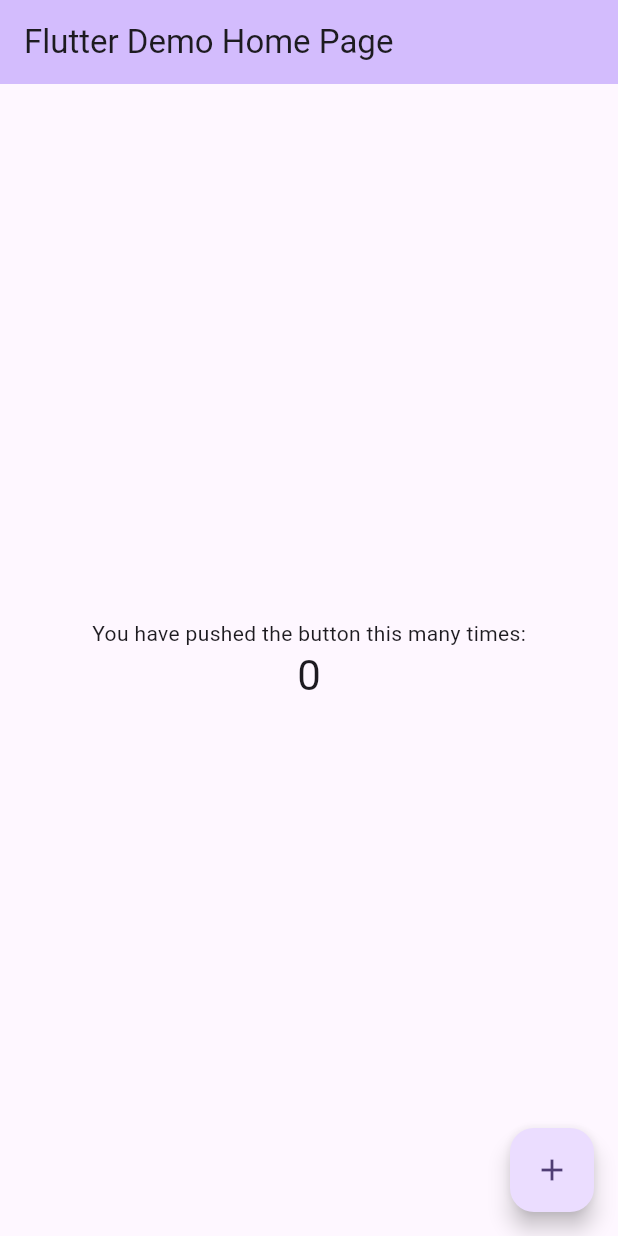
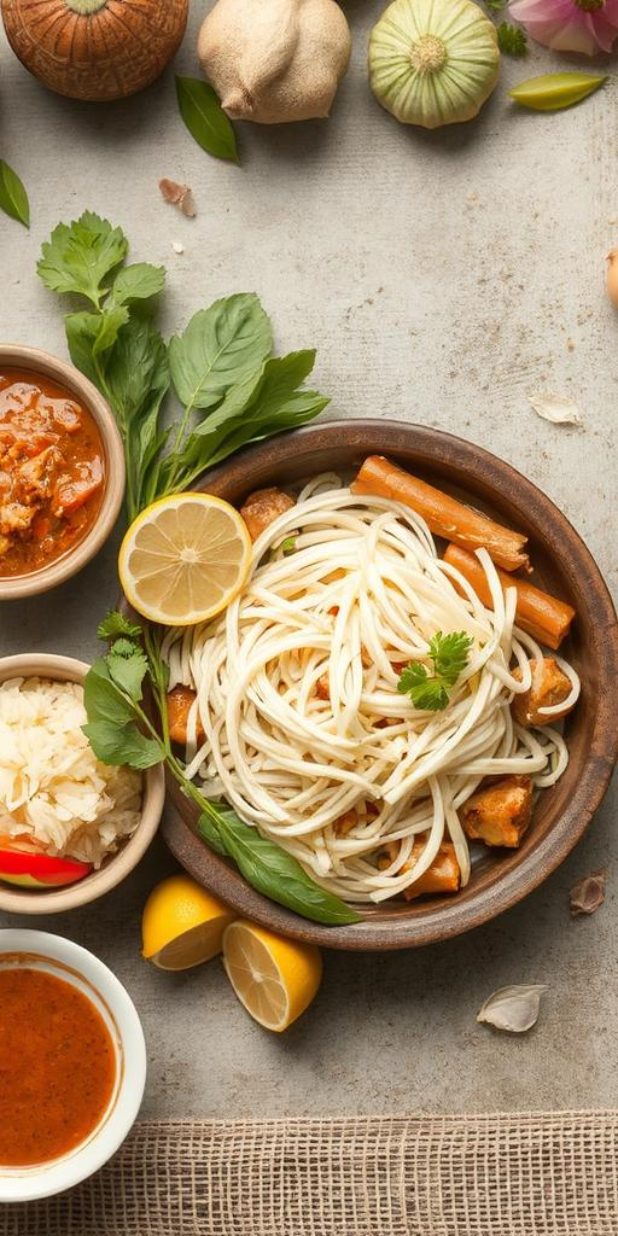
Before and after one commit to Khanthamalee/recipe-app, a Flutter app: the first screen one second after launch, on a phone screen of 412 x 824 dp. Run offline on Flutter 3.47's test engine with Material 3 defaults, Android fonts, the phone set to English and light mode, and no system bars; our stand-ins replace flutter_bloc.

Commit message:
Splash page

```diff
--- /dev/null
+++ b/lib/common/helper/navigation/app_navigation.dart
@@ -0,0 +1,19 @@
+import 'package:flutter/material.dart';
+
+class AppNavigation {
+  static void pushReplacemant(BuildContext context, Widget widget) {
+    Navigator.pushReplacement(
+        context, MaterialPageRoute(builder: (contect) => widget));
+  }
+
+  static void push(BuildContext context, Widget widget) {
+    Navigator.push(context, MaterialPageRoute(builder: (contect) => widget));
+  }
+
+  static void pushAndRemove(BuildContext context, Widget widget) {
+    Navigator.pushAndRemoveUntil(
+        context,
+        MaterialPageRoute(builder: (contect) => widget),
+        (Route<dynamic> route) => false);
+  }
+}
--- /dev/null
+++ b/lib/core/configs/assets/app_images.dart
@@ -0,0 +1,11 @@
+class AppImages {
+  static final mainpath = 'assets/';
+  static final splash = 'bg/splash.png';
+  static final logo = 'bg/logo.png';
+  static final bg = 'bg/bg.png';
+}
+
+String imagepath(String image) {
+  String imagereturned = 'assets/$image';
+  return imagereturned;
+}
--- /dev/null
+++ b/lib/core/configs/theme/app_bar_app.dart
@@ -0,0 +1,6 @@
+import 'app_colors.dart';
+import 'package:flutter/material.dart';
+
+class AppBarApp {
+  static final appbar = AppBar();
+}
--- /dev/null
+++ b/lib/core/configs/theme/app_colors.dart
@@ -0,0 +1,8 @@
+import 'package:flutter/material.dart';
+
+class AppColors {
+  static final primary = Color(0xff231f14);
+  static final secondary = Color(0xff3b3831);
+  static final thirdary = Color(0xffcecdcb);
+  static final forthdary = Color(0xfff96f4a);
+}
--- /dev/null
+++ b/lib/core/configs/theme/app_theme.dart
@@ -0,0 +1,32 @@
+import 'package:flutter/material.dart';
+import 'package:recipeapp/core/configs/theme/app_colors.dart';
+
+class AppTheme {
+  static final apptheme = ThemeData(
+      primaryColor: AppColors.secondary,
+      scaffoldBackgroundColor: AppColors.primary,
+      brightness: Brightness.dark,
+      snackBarTheme: SnackBarThemeData(
+          backgroundColor: AppColors.secondary,
+          contentTextStyle: TextStyle(color: AppColors.thirdary)),
+      inputDecorationTheme: InputDecorationTheme(
+        filled: true,
+        fillColor: AppColors.secondary,
+        hintStyle:
+            TextStyle(color: AppColors.thirdary, fontWeight: FontWeight.w400),
+        contentPadding: EdgeInsets.all(16),
+        border: OutlineInputBorder(
+            borderRadius: BorderRadius.circular(4),
+            borderSide: BorderSide.none),
+        enabledBorder: OutlineInputBorder(
+            borderRadius: BorderRadius.circular(4),
+            borderSide: BorderSide.none),
+      ),
+      elevatedButtonTheme: ElevatedButtonThemeData(
+          style: ElevatedButton.styleFrom(
+              backgroundColor: AppColors.forthdary,
+              elevation: 0,
+              textStyle: TextStyle(fontSize: 16, fontWeight: FontWeight.w400),
+              shape: RoundedRectangleBorder(
+                  borderRadius: BorderRadius.circular(100)))));
+}
--- a/lib/main.dart
+++ b/lib/main.dart
@@ -1,4 +1,11 @@
 import 'package:flutter/material.dart';
+import 'package:flutter/services.dart';
+import 'package:flutter_bloc/flutter_bloc.dart';
+import 'package:recipeapp/core/configs/theme/app_colors.dart';
+import 'package:recipeapp/core/configs/theme/app_theme.dart';
+
+import 'presentation/splash/bloc/splash_cubit.dart';
+import 'presentation/splash/pages/splash.dart';
 
 void main() {
   runApp(const MyApp());
@@ -10,116 +17,15 @@ class MyApp extends StatelessWidget {
   // This widget is the root of your application.
   @override
   Widget build(BuildContext context) {
-    return MaterialApp(
-      title: 'Flutter Demo',
-      theme: ThemeData(
-        // This is the theme of your application.
-        //
-        // TRY THIS: Try running your application with "flutter run". You'll see
-        // the application has a purple toolbar. Then, without quitting the app,
-        // try changing the seedColor in the colorScheme below to Colors.green
-        // and then invoke "hot reload" (save your changes or press the "hot
-        // reload" button in a Flutter-supported IDE, or press "r" if you used
-        // the command line to start the app).
-        //
-        // Notice that the counter didn't reset back to zero; the application
-        // state is not lost during the reload. To reset the state, use hot
-        // restart instead.
-        //
-        // This works for code too, not just values: Most code changes can be
-        // tested with just a hot reload.
-        colorScheme: ColorScheme.fromSeed(seedColor: Colors.deepPurple),
-        useMaterial3: true,
-      ),
-      home: const MyHomePage(title: 'Flutter Demo Home Page'),
+    //ทำพื้นหลังของ
+    SystemChrome.setSystemUIOverlayStyle(
+        SystemUiOverlayStyle(statusBarColor: AppColors.primary));
+    return BlocProvider(
+      create:(context) => SplashCubit()..appStarted(),
+      child: MaterialApp(
+          debugShowCheckedModeBanner: false,
+          theme: AppTheme.apptheme,
+          home: SplashPage()),
     );
   }
 }
-
-class MyHomePage extends StatefulWidget {
-  const MyHomePage({super.key, required this.title});
-
-  // This widget is the home page of your application. It is stateful, meaning
-  // that it has a State object (defined below) that contains fields that affect
-  // how it looks.
-
-  // This class is the configuration for the state. It holds the values (in this
-  // case the title) provided by the parent (in this case the App widget) and
-  // used by the build method of the State. Fields in a Widget subclass are
-  // always marked "final".
-
-  final String title;
-
-  @override
-  State<MyHomePage> createState() => _MyHomePageState();
-}
-
-class _MyHomePageState extends State<MyHomePage> {
-  int _counter = 0;
-
-  void _incrementCounter() {
-    setState(() {
-      // This call to setState tells the Flutter framework that something has
-      // changed in this State, which causes it to rerun the build method below
-      // so that the display can reflect the updated values. If we changed
-      // _counter without calling setState(), then the build method would not be
-      // called again, and so nothing would appear to happen.
-      _counter++;
-    });
-  }
-
-  @override
-  Widget build(BuildContext context) {
-    // This method is rerun every time setState is called, for instance as done
-    // by the _incrementCounter method above.
-    //
-    // The Flutter framework has been optimized to make rerunning build methods
-    // fast, so that you can just rebuild anything that needs updating rather
-    // than having to individually change instances of widgets.
-    return Scaffold(
-      appBar: AppBar(
-        // TRY THIS: Try changing the color here to a specific color (to
-        // Colors.amber, perhaps?) and trigger a hot reload to see the AppBar
-        // change color while the other colors stay the same.
-        backgroundColor: Theme.of(context).colorScheme.inversePrimary,
-        // Here we take the value from the MyHomePage object that was created by
-        // the App.build method, and use it to set our appbar title.
-        title: Text(widget.title),
-      ),
-      body: Center(
-        // Center is a layout widget. It takes a single child and positions it
-        // in the middle of the parent.
-        child: Column(
-          // Column is also a layout widget. It takes a list of children and
-          // arranges them vertically. By default, it sizes itself to fit its
-          // children horizontally, and tries to be as tall as its parent.
-          //
-          // Column has various properties to control how it sizes itself and
-          // how it positions its children. Here we use mainAxisAlignment to
-          // center the children vertically; the main axis here is the vertical
-          // axis because Columns are vertical (the cross axis would be
-          // horizontal).
-          //
-          // TRY THIS: Invoke "debug painting" (choose the "Toggle Debug Paint"
-          // action in the IDE, or press "p" in the console), to see the
-          // wireframe for each widget.
-          mainAxisAlignment: MainAxisAlignment.center,
-          children: <Widget>[
-            const Text(
-              'You have pushed the button this many times:',
-            ),
-            Text(
-              '$_counter',
-              style: Theme.of(context).textTheme.headlineMedium,
-            ),
-          ],
-        ),
-      ),
-      floatingActionButton: FloatingActionButton(
-        onPressed: _incrementCounter,
-        tooltip: 'Increment',
-        child: const Icon(Icons.add),
-      ), // This trailing comma makes auto-formatting nicer for build methods.
-    );
-  }
-}
--- /dev/null
+++ b/lib/presentation/auth/pages/signin_page.dart
@@ -0,0 +1,10 @@
+import 'package:flutter/material.dart';
+
+class SigninPage extends StatelessWidget {
+  const SigninPage({super.key});
+
+  @override
+  Widget build(BuildContext context) {
+    return const Placeholder();
+  }
+}
--- /dev/null
+++ b/lib/presentation/home/pages/home_page.dart
@@ -0,0 +1,10 @@
+import 'package:flutter/material.dart';
+
+class HomePage extends StatelessWidget {
+  const HomePage({super.key});
+
+  @override
+  Widget build(BuildContext context) {
+    return const Placeholder();
+  }
+}
--- /dev/null
+++ b/lib/presentation/splash/bloc/splash_cubit.dart
@@ -0,0 +1,11 @@
+import 'package:flutter_bloc/flutter_bloc.dart';
+import 'package:recipeapp/presentation/splash/bloc/splash_state.dart';
+
+class SplashCubit extends Cubit<SplashState> {
+  SplashCubit() : super(DisplayState());
+
+  void appStarted() async {
+    await Future.delayed(Duration(seconds: 2));
+    emit(Authenticated());
+  }
+}
--- /dev/null
+++ b/lib/presentation/splash/bloc/splash_state.dart
@@ -0,0 +1,7 @@
+abstract class SplashState {}
+
+class DisplayState extends SplashState {}
+
+class Authenticated extends SplashState {}
+
+class UnAuthenticated extends SplashState {}
--- /dev/null
+++ b/lib/presentation/splash/pages/splash.dart
@@ -0,0 +1,38 @@
+import 'package:flutter/material.dart';
+import 'package:flutter_bloc/flutter_bloc.dart';
+import 'package:recipeapp/common/helper/navigation/app_navigation.dart';
+import 'package:recipeapp/core/configs/assets/app_images.dart';
+import 'package:recipeapp/presentation/auth/pages/signin_page.dart';
+import 'package:recipeapp/presentation/home/pages/home_page.dart';
+import 'package:recipeapp/presentation/splash/bloc/splash_cubit.dart';
+import 'package:recipeapp/presentation/splash/bloc/splash_state.dart';
+
+class SplashPage extends StatelessWidget {
+  const SplashPage({super.key});
+
+  @override
+  Widget build(BuildContext context) {
+    return Scaffold(
+        body: BlocListener<SplashCubit, SplashState>(
+      listener: (context, state) {
+        if (state is UnAuthenticated) {
+          AppNavigation.pushReplacemant(context, SigninPage());
+        }
+
+        if (state is Authenticated) {
+          AppNavigation.pushReplacemant(context, HomePage());
+        }
+      },
+      child: Center(
+        child: Container(
+          // height: 300,
+          // width: 300,
+          decoration: BoxDecoration(
+            image: DecorationImage(
+                image: AssetImage(imagepath(AppImages.bg)), fit: BoxFit.cover),
+          ),
+        ),
+      ),
+    ));
+  }
+}
```
Also changed, not shown: pubspec.yaml (+4 -3 lines), assets/bg/bg.png (added), assets/bg/logo.png (added), assets/bg/splash.png (added), assets/ui-black.png (added), assets/ui-example.png (added), assets/ui-orenge.png (added), assets/ui-purple.png (added), pubspec.lock.
